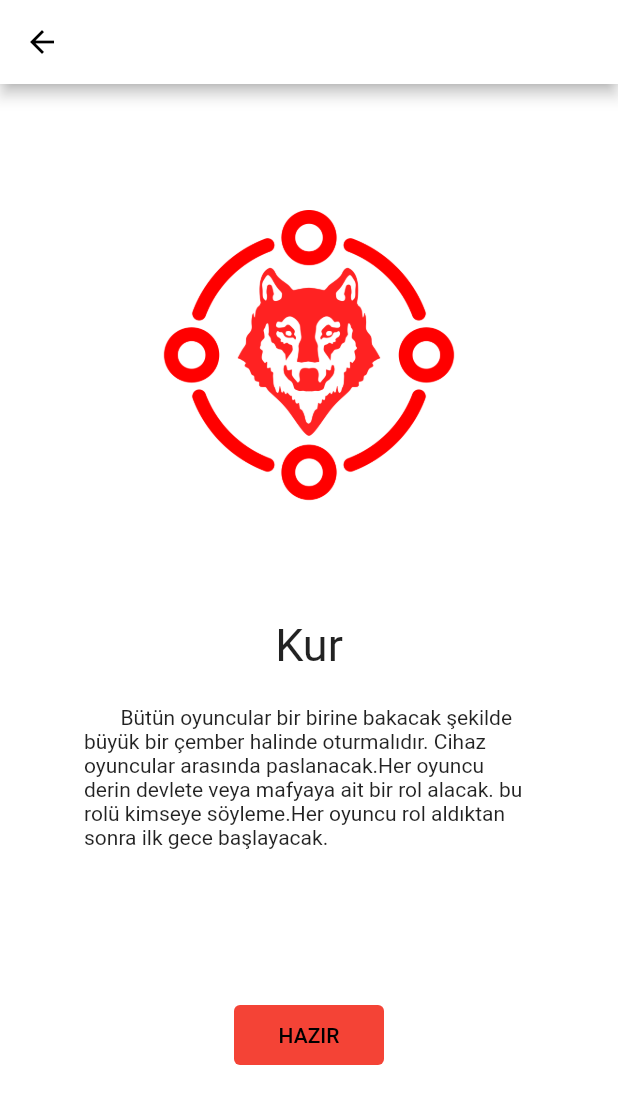
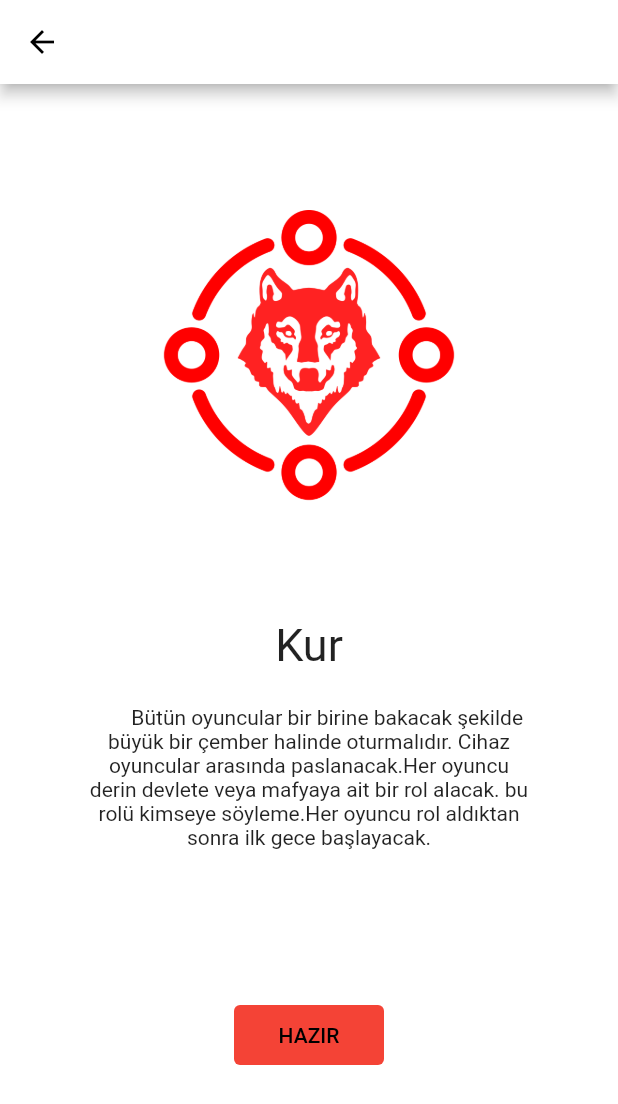
Before and after one commit to TurcanVeli/kurtlar_Sofrasi, a Flutter app: the create screen opened directly, on a phone screen of 412 x 824 dp. Shown: the top 1104 px of the screen. Run offline on Flutter 3.47's test engine with Material 2 defaults, Android fonts, the phone set to English and light mode, and no system bars; our stand-ins replace cloud_firestore, firebase_core, firebase_database, localization, shared_preferences; accounts and stored records are empty; generated files the repository leaves out were written again.

Commit message:
Update create_view.dart

```diff
--- a/kurtlar/lib/frontend/pages/create_view.dart
+++ b/kurtlar/lib/frontend/pages/create_view.dart
@@ -67,10 +67,13 @@ class _createState extends State<create> {
                 child: Container(
                   width: 300,
                   height: 200,
-                  child: Text("       "
-                      "Bütün oyuncular bir birine bakacak şekilde büyük bir çember halinde oturmalıdır. Cihaz oyuncular arasında paslanacak."
-                      "Her oyuncu derin devlete veya mafyaya ait bir rol alacak. bu rolü kimseye söyleme."
-                      "Her oyuncu rol aldıktan sonra ilk gece başlayacak."),
+                  child: Text(
+                    "       "
+                    "Bütün oyuncular bir birine bakacak şekilde büyük bir çember halinde oturmalıdır. Cihaz oyuncular arasında paslanacak."
+                    "Her oyuncu derin devlete veya mafyaya ait bir rol alacak. bu rolü kimseye söyleme."
+                    "Her oyuncu rol aldıktan sonra ilk gece başlayacak.",
+                    textAlign: TextAlign.center,
+                  ),
                 ),
               ),
               Container(
```
